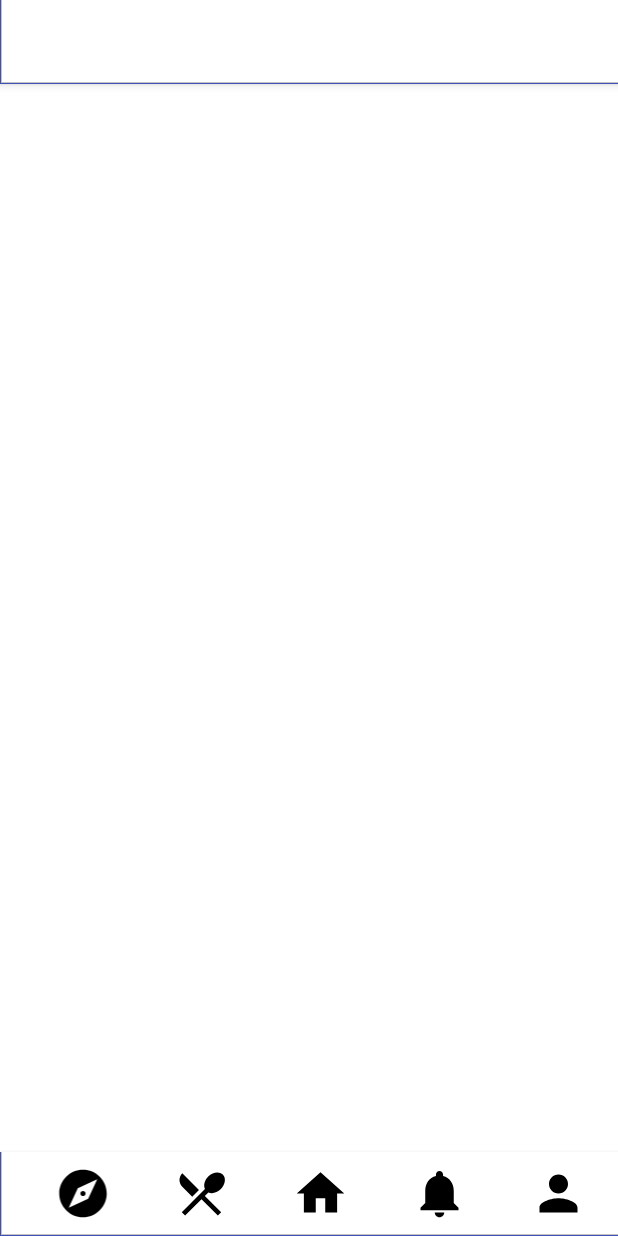
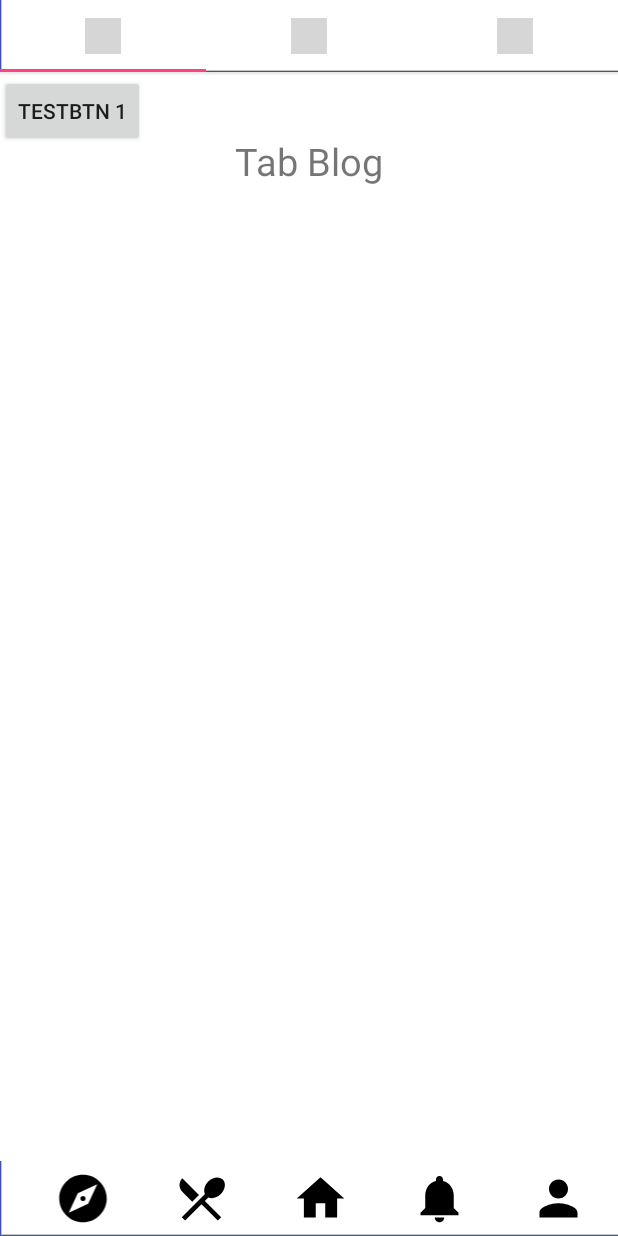
Before and after one commit to StrawHatAaron/ActionBar, an Android app: the screen it shows after launch (MainActivity), on a phone screen of 412 x 824 dp. Run offline under Robolectric (Android 15) with nearby library versions, the phone set to English and light mode, and no system bars; grey boxes are pictures that could not be loaded.

Commit message:
Trying to give the app a layout like @#$%^&*!

```diff
--- a/app/build.gradle
+++ b/app/build.gradle
@@ -24,9 +24,9 @@ dependencies {
     androidTestCompile('com.android.support.test.espresso:espresso-core:2.2.2', {
         exclude group: 'com.android.support', module: 'support-annotations'
     })
-    compile 'com.android.support:appcompat-v7:26.+'
+    compile 'com.android.support:appcompat-v7:25.3.1'
     compile 'com.android.support.constraint:constraint-layout:1.0.2'
-    compile 'com.android.support:design:26.0.0-alpha1'
+    compile 'com.android.support:design:25.3.1'
     testCompile 'junit:junit:4.12'
 
 }
--- a/app/src/main/java/com/aaronjeromemiller/actionbar/BlogFragment.java
+++ b/app/src/main/java/com/aaronjeromemiller/actionbar/BlogFragment.java
@@ -1,8 +1,8 @@
 package com.aaronjeromemiller.actionbar;
 
-import android.app.Fragment;
 import android.os.Bundle;
 import android.support.annotation.Nullable;
+import android.support.v4.app.Fragment;
 import android.view.LayoutInflater;
 import android.view.View;
 import android.view.ViewGroup;
@@ -14,9 +14,13 @@ import android.widget.Toast;
  */
 
 public class BlogFragment extends Fragment{
-    private static final String TAG = "Tab1Fragment";
+    private static final String TAG = "BlogFragment";
 
     private Button btnTEST;
+
+    public BlogFragment() {
+        this.btnTEST = btnTEST;
+    }
 
     @Nullable
     @Override
--- a/app/src/main/java/com/aaronjeromemiller/actionbar/MainActivity.java
+++ b/app/src/main/java/com/aaronjeromemiller/actionbar/MainActivity.java
@@ -1,13 +1,46 @@
 package com.aaronjeromemiller.actionbar;
 
+import android.os.Bundle;
+import android.support.design.widget.TabLayout;
+import android.support.v4.view.ViewPager;
 import android.support.v7.app.AppCompatActivity;
-import android.os.Bundle;
+import android.util.Log;
 
 public class MainActivity extends AppCompatActivity {
+
+    private static final String TAG = "MainActivity";
+
+    private SectionsPagerAdapter mSectionsPagerAdapter;
+
+    private ViewPager mViewPager;
 
     @Override
     protected void onCreate(Bundle savedInstanceState) {
         super.onCreate(savedInstanceState);
         setContentView(R.layout.activity_main);
+
+        mSectionsPagerAdapter = new SectionsPagerAdapter(getSupportFragmentManager());
+
+        mViewPager = (ViewPager) findViewById(R.id.container);
+        setupViewPager(mViewPager);
+
+        Log.d(TAG,"before Tablayout set");
+        TabLayout tabLayout = (TabLayout) findViewById(R.id.tabs);
+        Log.d(TAG, "after Tablayout set");
+        tabLayout.setupWithViewPager(mViewPager);
+
+        tabLayout.getTabAt(0).setIcon(R.drawable.ic_chat_black_24dp);
+        tabLayout.getTabAt(1).setIcon(R.drawable.ic_video_library_black_24dp);
+        tabLayout.getTabAt(2).setIcon(R.drawable.ic_more_horiz_black_24dp);
+    }
+
+    private void setupViewPager(ViewPager viewPager){
+        SectionsPagerAdapter adapter = new SectionsPagerAdapter(getSupportFragmentManager());
+        adapter.addFragment(new BlogFragment());
+        adapter.addFragment(new MoreFragment());
+        adapter.addFragment(new VideosFragment());
+        viewPager.setAdapter(adapter);
+
+
     }
 }
--- a/app/src/main/java/com/aaronjeromemiller/actionbar/MoreFragment.java
+++ b/app/src/main/java/com/aaronjeromemiller/actionbar/MoreFragment.java
@@ -1,8 +1,4 @@
 package com.aaronjeromemiller.actionbar;
-
-/**
- * Created by aaronmiller on 7/25/17.
- */
 
 import android.os.Bundle;
 import android.support.annotation.Nullable;
@@ -14,13 +10,17 @@ import android.widget.Button;
 import android.widget.Toast;
 
 /**
- * Created by User on 2/28/2017.
+ * Created by aaronmiller on 7/25/17.
  */
 
-public class MoreFragment extends Fragment {
-    private static final String TAG = "Tab1Fragment";
+public class MoreFragment extends Fragment{
+    private static final String TAG = "MoreFragment";
 
     private Button btnTEST;
+
+    public MoreFragment() {
+        this.btnTEST = btnTEST;
+    }
 
     @Nullable
     @Override
--- /dev/null
+++ b/app/src/main/java/com/aaronjeromemiller/actionbar/SectionsPagerAdapter.java
@@ -0,0 +1,40 @@
+package com.aaronjeromemiller.actionbar;
+
+import android.support.v4.app.Fragment;
+import android.support.v4.app.FragmentManager;
+import android.support.v4.app.FragmentPagerAdapter;
+
+import java.util.ArrayList;
+import java.util.List;
+
+/**
+ * Created by aaronmiller on 7/25/17.
+ */
+
+public class SectionsPagerAdapter extends FragmentPagerAdapter {
+
+    private final List<Fragment> mFragmentList = new ArrayList<>();
+
+
+    public void addFragment(Fragment fragment){
+        mFragmentList.add(fragment);
+    }
+
+    public SectionsPagerAdapter(FragmentManager fm) {
+        super(fm);
+    }
+
+    @Override
+    public Fragment getItem(int position) {
+        return mFragmentList.get(position);
+    }
+
+    @Override
+    public int getCount() {
+        return mFragmentList.size();
+    }
+
+
+
+
+}
--- a/app/src/main/java/com/aaronjeromemiller/actionbar/VideosFragment.java
+++ b/app/src/main/java/com/aaronjeromemiller/actionbar/VideosFragment.java
@@ -1,8 +1,8 @@
 package com.aaronjeromemiller.actionbar;
 
-import android.app.Fragment;
 import android.os.Bundle;
 import android.support.annotation.Nullable;
+import android.support.v4.app.Fragment;
 import android.view.LayoutInflater;
 import android.view.View;
 import android.view.ViewGroup;
@@ -14,7 +14,7 @@ import android.widget.Toast;
  */
 
 public class VideosFragment extends Fragment {
-    private static final String TAG = "Tab1Fragment";
+    private static final String TAG = "VideosFragment";
 
     private Button btnTEST;
 
--- a/app/src/main/res/layout/activity_main.xml
+++ b/app/src/main/res/layout/activity_main.xml
@@ -9,19 +9,56 @@
     android:background="@color/colorWhite">
 
 
+    <RelativeLayout
+        android:layout_width="match_parent"
+        android:layout_height="match_parent"
+        android:id="@+id/relLayout">
+
+        <RelativeLayout
+            android:layout_width="match_parent"
+            android:layout_height="50dp"
+            android:id="@+id/relLayoutTopBar"
+            android:layout_alignParentTop="true">
+
             <android.support.design.widget.AppBarLayout
                 android:layout_width="match_parent"
                 android:layout_height="wrap_content">
 
-        <android.support.v7.widget.Toolbar
+                <android.support.design.widget.TabLayout
                     android:layout_width="match_parent"
                     android:layout_height="wrap_content"
-            android:id="@+id/toolBarTop"
+                    android:id="@+id/tabs"
                     android:background="@drawable/border_top">
 
-        </android.support.v7.widget.Toolbar>
+                </android.support.design.widget.TabLayout>
 
             </android.support.design.widget.AppBarLayout>
+
+        </RelativeLayout>
+
+
+        <RelativeLayout
+            android:layout_width="match_parent"
+            android:layout_height="50dp"
+            android:id="@+id/relLayoutMiddle"
+            android:layout_below="@+id/relLayoutTopBar"
+            android:layout_above="@+id/relLayoutBotBar">
+
+            <android.support.v4.view.ViewPager
+                android:layout_height="match_parent"
+                android:layout_width="match_parent"
+                android:id="@+id/container">
+
+            </android.support.v4.view.ViewPager>
+
+        </RelativeLayout>
+
+
+        <RelativeLayout
+            android:layout_width="match_parent"
+            android:layout_height="50dp"
+            android:id="@+id/relLayoutBotBar"
+            android:layout_alignParentBottom="true">
 
             <android.support.design.widget.AppBarLayout
                 android:layout_width="match_parent"
@@ -72,5 +109,11 @@
 
             </android.support.design.widget.AppBarLayout>
 
+        </RelativeLayout>
+
+
+    </RelativeLayout>
+
+
 
 </android.support.design.widget.CoordinatorLayout>
--- a/app/src/main/res/layout/blog_fragment.xml
+++ b/app/src/main/res/layout/blog_fragment.xml
@@ -9,7 +9,7 @@
         android:layout_height="wrap_content"
         android:layout_centerHorizontal="true"
         android:textSize="25sp"
-        android:text="more"
+        android:text="Tab Blog"
         android:layout_marginTop="40dp"
         android:id="@+id/textTabBlog"/>
 
--- a/app/src/main/res/layout/more_fragment.xml
+++ b/app/src/main/res/layout/more_fragment.xml
@@ -9,7 +9,7 @@
         android:layout_height="wrap_content"
         android:layout_centerHorizontal="true"
         android:textSize="25sp"
-        android:text="more"
+        android:text="Tab More"
         android:layout_marginTop="40dp"
         android:id="@+id/textTabMore"/>
 
--- a/app/src/main/res/layout/videos_fragment.xml
+++ b/app/src/main/res/layout/videos_fragment.xml
@@ -9,7 +9,7 @@
         android:layout_height="wrap_content"
         android:layout_centerHorizontal="true"
         android:textSize="25sp"
-        android:text="more"
+        android:text="Tab Videos"
         android:layout_marginTop="40dp"
         android:id="@+id/textTabVideos"/>
 
```
Lines whose indentation alone changed are shown as unchanged.
